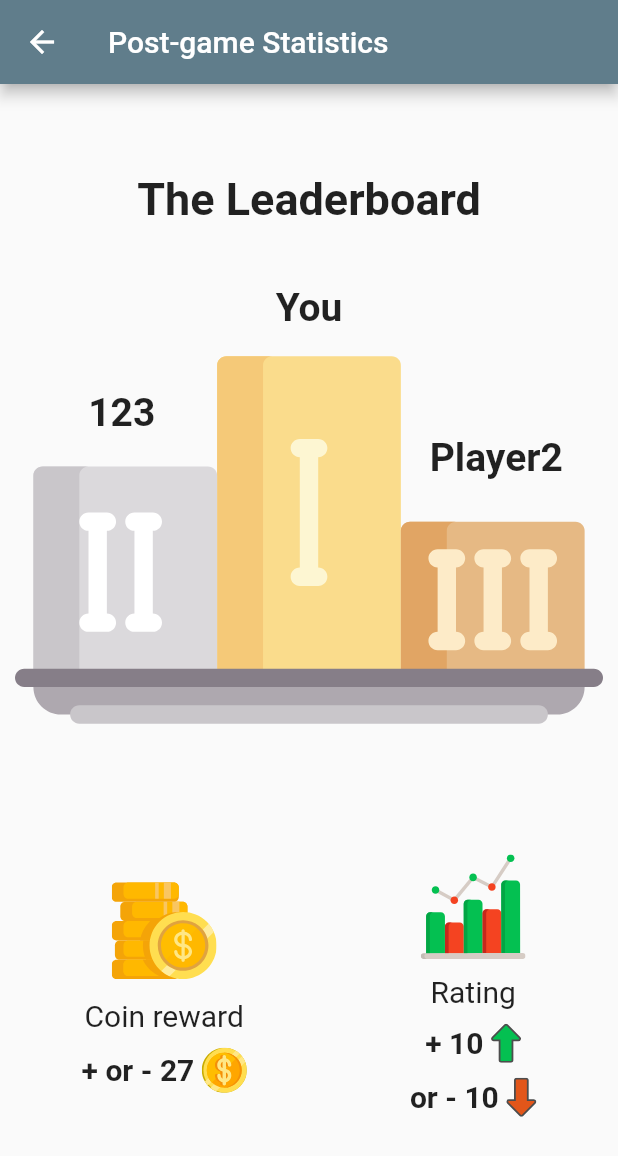
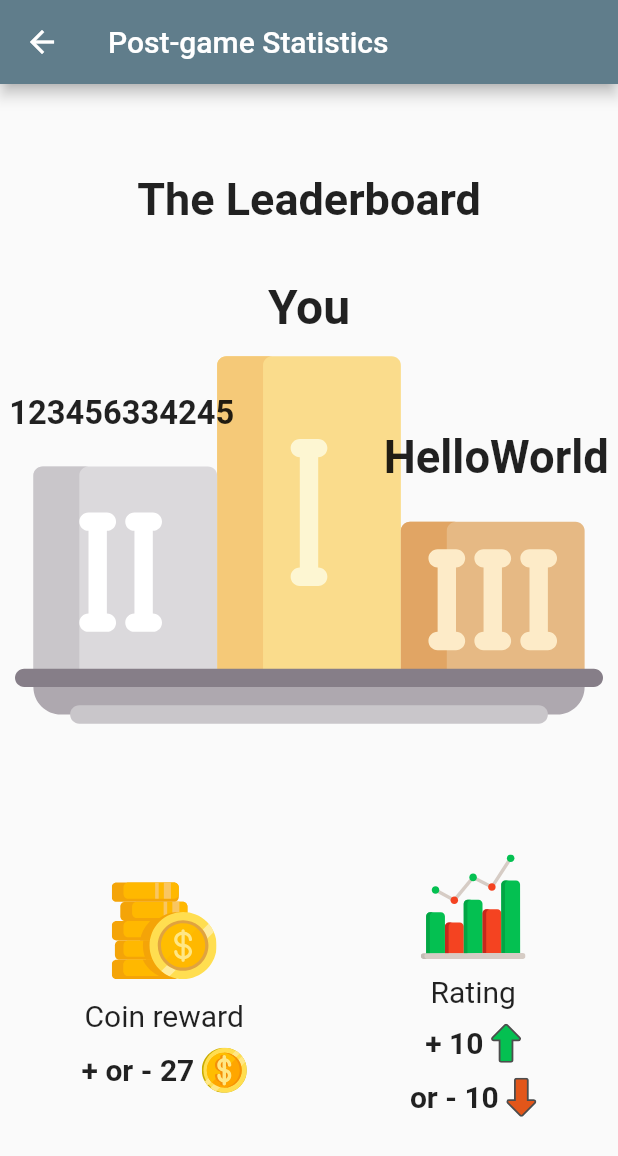
Before and after one commit to EvgenyPetrashko/arithmetic_pvp, a Flutter app: the PostgameStatsPage screen opened directly, on a phone screen of 412 x 824 dp. Shown: the top 1156 px of the screen. Run offline on Flutter 3.47's test engine with Material 2 defaults, Android fonts, the phone set to English and light mode, and no system bars; drawn by our look-alikes of animated_background; our stand-ins replace cached_network_image, dio, firebase_auth, firebase_core, flutter_bloc, flutter_svg and 7 more; accounts and stored records are empty; network calls fail.

Commit message:
Overall stylization and refactoring; added switches for themes and languages

```diff
--- a/lib/main.dart
+++ b/lib/main.dart
@@ -49,10 +49,14 @@ class MyApp extends StatelessWidget {
       darkTheme: ThemeData(
         brightness: Brightness.dark,
         primaryColor: Colors.amber,
+        dialogBackgroundColor: ThemeData.dark().primaryColor,
         elevatedButtonTheme: ElevatedButtonThemeData(
           style: ElevatedButton.styleFrom(
             primary: const Color(0xff424242),
-            textStyle: const TextStyle(color: Colors.white),
+            textStyle: const TextStyle(
+              color: Colors.white,
+              fontSize: 16,
+            ),
           ),
         ),
       ),
--- a/lib/presentation/multiplayer_mode/multiplayer_game_start.dart
+++ b/lib/presentation/multiplayer_mode/multiplayer_game_start.dart
@@ -22,7 +22,7 @@ class MultiplayerGameStartPage extends StatefulWidget {
 }
 
 class _MultiplayerGameStartPageState extends State<MultiplayerGameStartPage>
-    with SingleTickerProviderStateMixin {
+    with TickerProviderStateMixin {
   final MultiplayerGameStartBloc _multiplayerGameStartBloc =
       MultiplayerGameStartBloc();
 
@@ -54,7 +54,7 @@ class _MultiplayerGameStartPageState extends State<MultiplayerGameStartPage>
               "...",
               style: const TextStyle(fontSize: 60),
             ),
-            color: Colors.grey,
+            color: Colors.black45,
             isLoading: (state is MultiplayerGameStartStateLoading),
             child: AnimatedBackground(
               behaviour: RainParticleBehaviour(
--- a/lib/presentation/stats/stats_postgame.dart
+++ b/lib/presentation/stats/stats_postgame.dart
@@ -63,29 +63,47 @@ class _PostgameStatsPageState extends State<PostgameStatsPage>
                         offset: Offset(
                             -(MediaQuery.of(context).size.width) / 3.3,
                             -(MediaQuery.of(context).size.width) / 3.3 + 40),
-                        child: const Text(
-                          '123',
-                          style: TextStyle(
-                              fontSize: 26, fontWeight: FontWeight.bold),
+                        child: const SizedBox(
+                          width: 150,
+                          child: FittedBox(
+                            fit: BoxFit.scaleDown,
+                            child: Text(
+                              '123456334245',
+                              style: TextStyle(
+                                  fontWeight: FontWeight.bold, fontSize: 32),
+                            ),
+                          ),
                         ),
                       ),
                       Transform.translate(
                         offset: Offset(0.0,
                             -(MediaQuery.of(context).size.width) / 3.3 - 30),
-                        child: const Text(
-                          'You',
-                          style: TextStyle(
-                              fontSize: 26, fontWeight: FontWeight.bold),
+                        child: const SizedBox(
+                          width: 150,
+                          child: FittedBox(
+                            fit: BoxFit.scaleDown,
+                            child: Text(
+                              'You',
+                              style: TextStyle(
+                                  fontWeight: FontWeight.bold, fontSize: 32),
+                            ),
+                          ),
                         ),
                       ),
                       Transform.translate(
                         offset: Offset(
                             (MediaQuery.of(context).size.width) / 3.3,
                             -(MediaQuery.of(context).size.width) / 3.3 + 70),
-                        child: const Text(
-                          'Player2',
-                          style: TextStyle(
-                              fontSize: 26, fontWeight: FontWeight.bold),
+                        child: const SizedBox(
+                          width: 150,
+                          child: FittedBox(
+                            fit: BoxFit.scaleDown,
+                            child: Text(
+                              'HelloWorld',
+                              style: TextStyle(
+                                  fontWeight: FontWeight.bold, fontSize: 32),
+                            ),
+                          ),
                         ),
                       ),
                     ],
--- a/pubspec.yaml
+++ b/pubspec.yaml
@@ -53,6 +53,7 @@ dependencies:
   theme_provider: ^0.5.0
   flutter_svg_provider: ^1.0.3
   web_socket_channel: ^2.2.0
+  toggle_switch: ^2.0.1
 
 dev_dependencies:
   flutter_test:
```
Also changed, not shown: lib/presentation/multiplayer_mode/multiplayer_waiting_room.dart (+18 -5 lines), lib/presentation/profile/lang_switch.dart (renamed from lib/theme_switch.dart, +25 -29 lines), lib/presentation/profile/profile_edit.dart (+38 -51 lines), lib/presentation/profile/profile_settings.dart (+27 -4 lines), lib/presentation/profile/theme_switch.dart (added, +83 -0 lines).
